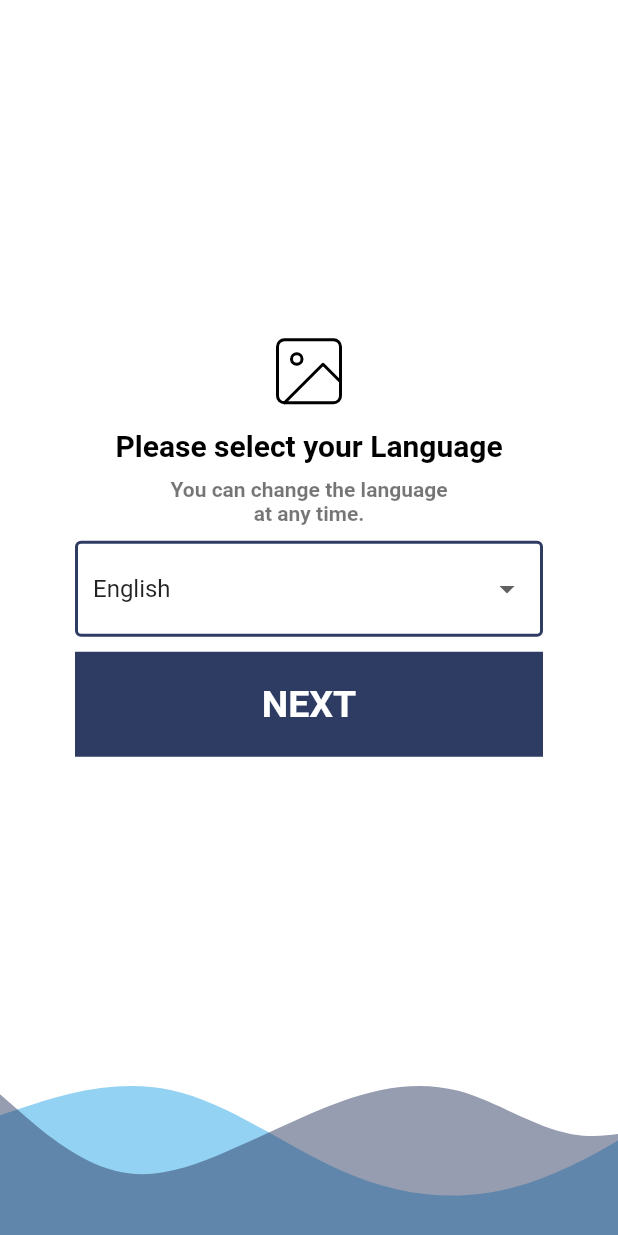
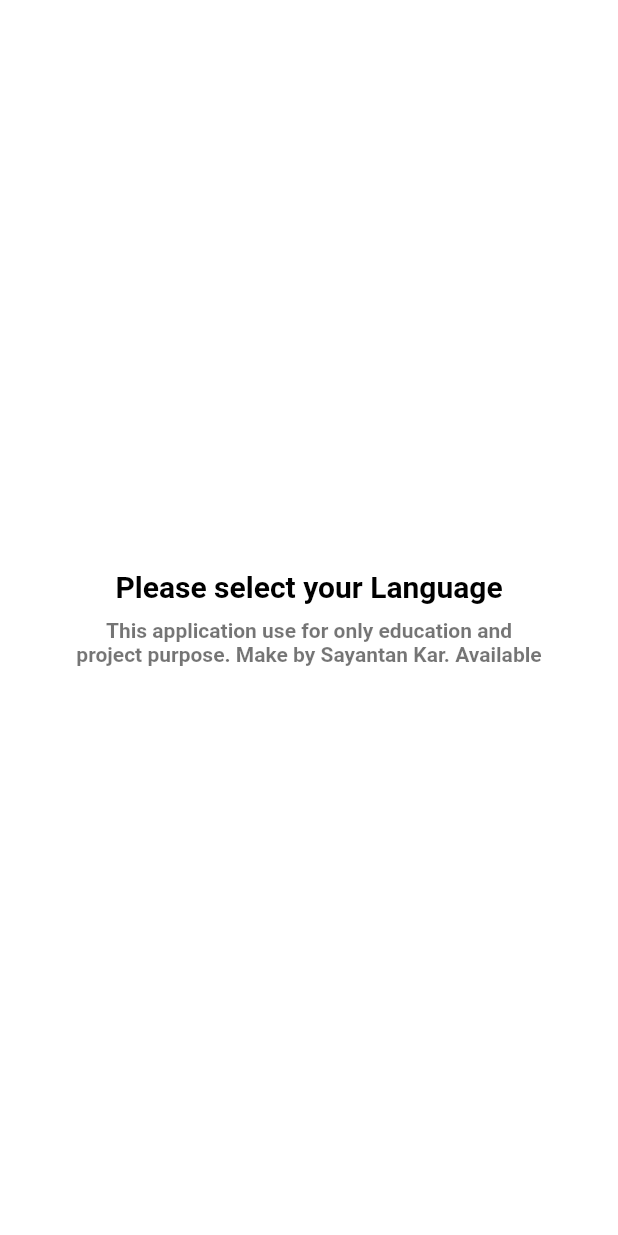
Before and after one commit to iamsayantankar/liveasy_project_01, a Flutter app: the first screen one second after launch, on a phone screen of 412 x 824 dp. Run offline on Flutter 3.47's test engine with Material 2 defaults, Android fonts, the phone set to English and light mode, and no system bars; our stand-ins replace connectivity_plus, firebase_auth, firebase_core, flutter_svg, internet_connection_checker, intl_phone_number_input and 1 more; accounts and stored records are empty.

Commit message:
Splash screen add and update

```diff
--- a/lib/first_page.dart
+++ b/lib/first_page.dart
@@ -13,31 +13,6 @@ class FirstPage extends StatefulWidget {
 
 class _FirstPageState extends State<FirstPage> {
   String myLanguage = "English";
-
-  FirebaseAuth auth = FirebaseAuth.instance;
-  User? user;
-
-  void checkUser() {
-    setState(() {
-      user = FirebaseAuth.instance.currentUser;
-    });
-
-    if (user!=null){
-      Navigator.push(
-        context,
-        MaterialPageRoute(
-            builder: (context) => const Home()),
-      );
-    }
-  }
-  @override
-  void initState() {
-
-    checkUser();
-
-    // TODO: implement initState
-    super.initState();
-  }
 
 
   @override
--- a/lib/main.dart
+++ b/lib/main.dart
@@ -2,6 +2,7 @@ import 'package:firebase_core/firebase_core.dart';
 import 'package:flutter/material.dart';
 import 'package:flutter/services.dart';
 import 'package:liveasy_project_01/first_page.dart';
+import 'package:liveasy_project_01/splash.dart';
 import 'package:liveasy_project_01/utils/services/global.dart';
 
 Future<void> main() async {
@@ -29,7 +30,7 @@ Future<void> main() async {
   runApp(MaterialApp(
     navigatorKey: GlobalVariable.navState,
     debugShowCheckedModeBanner: false,
-    home: const FirstPage(),
+    home: const MySplash(),
 
   ));
 }
--- a/lib/phone_auth.dart
+++ b/lib/phone_auth.dart
@@ -479,7 +479,8 @@ Navigator.push(
                                 recognizer: TapGestureRecognizer()
                                   ..onTap = () {
                                     loginWithPhone();
-                                  }),
+                                  }
+                                  ),
                           ],
                         ),
                       )
--- /dev/null
+++ b/lib/splash.dart
@@ -0,0 +1,147 @@
+import 'package:firebase_auth/firebase_auth.dart';
+import 'package:flutter/gestures.dart';
+import 'package:flutter/material.dart';
+import 'package:liveasy_project_01/first_page.dart';
+import 'package:liveasy_project_01/home2.dart';
+import 'package:liveasy_project_01/utils/services/global.dart';
+import 'package:url_launcher/url_launcher.dart';
+
+class MySplash extends StatefulWidget {
+  const MySplash({Key? key}) : super(key: key);
+
+  @override
+  State<MySplash> createState() => _MySplashState();
+}
+
+class _MySplashState extends State<MySplash> {
+  String myLanguage = "English";
+
+  FirebaseAuth auth = FirebaseAuth.instance;
+  User? user;
+
+  Future<void> checkUser() async {
+    await Future.delayed(const Duration(seconds: 4));
+
+    setState(() {
+      user = FirebaseAuth.instance.currentUser;
+    });
+
+    if (user != null) {
+      if (context.mounted) {
+        Navigator.push(
+          context,
+          MaterialPageRoute(builder: (context) => const Home()),
+        );
+      }
+    } else {
+      if (context.mounted) {
+        Navigator.push(
+          context,
+          MaterialPageRoute(builder: (context) => const FirstPage()),
+        );
+      }
+    }
+  }
+
+  @override
+  void initState() {
+    checkUser();
+
+    // TODO: implement initState
+    super.initState();
+  }
+
+  @override
+  Widget build(BuildContext context) {
+    double widthThis = MediaQuery.of(context).size.width;
+    double heightThis = MediaQuery.of(context).size.height;
+
+    double heightTopThis = MediaQuery.of(context).padding.top;
+    double heightBottomThis = MediaQuery.of(context).padding.bottom;
+
+    return Scaffold(
+      body: SafeArea(
+        child: SingleChildScrollView(
+          child: Container(
+            color: Colors.white,
+            height: heightThis - heightTopThis - heightBottomThis,
+            child: Padding(
+              padding: const EdgeInsets.all(50.0),
+              child: Column(
+                children: [
+                  SizedBox(
+                    height: heightThis - heightTopThis - heightBottomThis-100,
+                    child: Column(
+                      children: [
+                        const Spacer(),
+
+                        const SizedBox(
+                          height: 10,
+                        ),
+                        const Text(
+                          "Please select your Language",
+                          style: TextStyle(
+                            color: Colors.black,
+                            fontSize: 20,
+                            fontWeight: FontWeight.bold,
+                          ),
+                        ),
+                        const SizedBox(
+                          height: 10,
+                        ),
+                        RichText(
+                          textAlign: TextAlign.center,
+                          maxLines: 2,
+                          text: TextSpan(
+                            text: 'This application use for only education and project purpose. Make by Sayantan Kar. Available at github: ',
+                            style: const TextStyle(
+                              color: Colors.black54,
+                              fontSize: 14,
+                              fontWeight: FontWeight.bold,
+                            ),
+                            children: [
+                              TextSpan(
+                                  text: 'iamsayantankar',
+                                  style: const TextStyle(
+                                    color: Colors.blue,
+                                    fontWeight: FontWeight.bold,
+                                    fontSize: 22,
+                                  ),
+                                  recognizer: TapGestureRecognizer()
+                                    ..onTap = () {
+                                      launchUrl(Uri.parse(
+                                          'https://github.com/iamsayantankar/liveasy_project_01'));
+                                    }
+                              ),
+                              TextSpan(
+                                  text: '\nYou can read my updated CV here',
+                                  style: const TextStyle(
+                                    color: Colors.blueAccent,
+                                    fontWeight: FontWeight.bold,
+                                    fontSize: 25,
+                                  ),
+                                  recognizer: TapGestureRecognizer()
+                                    ..onTap = () {
+                                      launchUrl(Uri.parse(
+                                          'https://sayantankar.com'));
+                                    }
+                              ),
+                            ],
+                          ),
+                        ),
+                        const SizedBox(
+                          height: 10,
+                        ),
+                        const Spacer(),
+                      ],
+                    ),
+                  ),
+                ],
+              ),
+            ),
+          ),
+        ),
+      ),
+    );
+  }
+}
--- a/pubspec.yaml
+++ b/pubspec.yaml
@@ -39,10 +39,12 @@ dependencies:
   intl_phone_number_input: ^0.7.3+1
   firebase_core: ^2.11.0
   firebase_auth: ^4.5.0
-  connectivity_plus: ^3.0.6
+  connectivity_plus: ^4.0.0
   internet_connection_checker: ^1.0.0+1
   google_fonts: ^4.0.4
   shared_preferences: ^2.1.1
+  url_launcher: ^6.1.11
+
 
 
 dev_dependencies:
```
Also changed, not shown: pubspec.lock, 5 other files.
